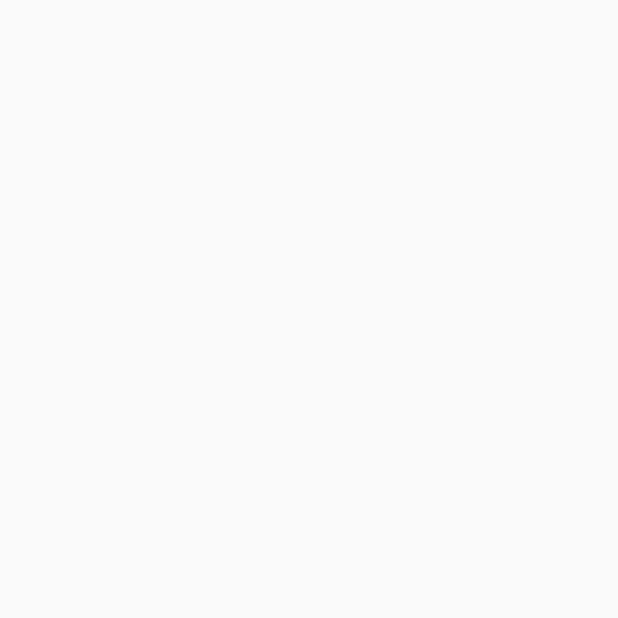
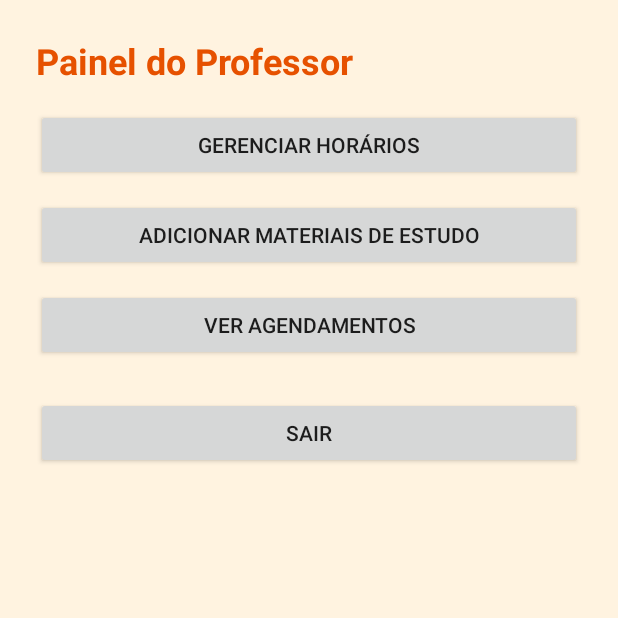
Before and after one commit to GlhermePereira/app-gerenciamento-aulas, an Android app built with Jetpack Compose: the ProfessorActivity screen opened directly, with no data from a screen before it, on a phone screen of 412 x 824 dp, the top half of it. Before the commit the part shown is empty. Run offline under Robolectric (Android 15) with nearby library versions, the phone set to English and light mode, and no system bars; our stand-ins replace Firebase (no records; nobody signed in at launch, a user with empty details on screens opened directly).

```diff
--- a/app/src/main/AndroidManifest.xml
+++ b/app/src/main/AndroidManifest.xml
@@ -14,10 +14,10 @@
         tools:targetApi="31">
         <activity
             android:name=".ProfessorActivity"
-            android:exported="false" />
+            android:exported="true" />
         <activity
             android:name=".AlunoActivity"
-            android:exported="false" />
+            android:exported="true" />
         <activity
             android:name=".TelaAluno"
             android:exported="false" />
--- a/app/src/main/java/br/edu/fatecpg/app_gerenciamento_aulas/ProfessorActivity.kt
+++ b/app/src/main/java/br/edu/fatecpg/app_gerenciamento_aulas/ProfessorActivity.kt
@@ -5,16 +5,24 @@ import androidx.activity.enableEdgeToEdge
 import androidx.appcompat.app.AppCompatActivity
 import androidx.core.view.ViewCompat
 import androidx.core.view.WindowInsetsCompat
+import br.edu.fatecpg.app_gerenciamento_aulas.controller.ProfessorController
+import com.google.firebase.auth.FirebaseAuth
 
 class ProfessorActivity : AppCompatActivity() {
+
+    private lateinit var auth: FirebaseAuth
+    private lateinit var professorId: String
+
     override fun onCreate(savedInstanceState: Bundle?) {
         super.onCreate(savedInstanceState)
-        enableEdgeToEdge()
         setContentView(R.layout.activity_professor)
-        ViewCompat.setOnApplyWindowInsetsListener(findViewById(R.id.main)) { v, insets ->
-            val systemBars = insets.getInsets(WindowInsetsCompat.Type.systemBars())
-            v.setPadding(systemBars.left, systemBars.top, systemBars.right, systemBars.bottom)
-            insets
+
+        auth = FirebaseAuth.getInstance()
+        professorId = auth.currentUser?.uid ?: ""
+
+        // Exemplo de chamada:
+        ProfessorController.listarHorarios(professorId) { horarios ->
+            // atualizar UI
         }
     }
 }
--- /dev/null
+++ b/app/src/main/java/br/edu/fatecpg/app_gerenciamento_aulas/controller/ProfessorController.kt
@@ -0,0 +1,35 @@
+package br.edu.fatecpg.app_gerenciamento_aulas.controller
+
+import br.edu.fatecpg.app_gerenciamento_aulas.dao.AulaDao
+import br.edu.fatecpg.app_gerenciamento_aulas.dao.HorarioDao
+import br.edu.fatecpg.app_gerenciamento_aulas.dao.MaterialDao
+import br.edu.fatecpg.app_gerenciamento_aulas.model.Aula
+import br.edu.fatecpg.app_gerenciamento_aulas.model.Horario
+import br.edu.fatecpg.app_gerenciamento_aulas.model.Material
+
+object ProfessorController {
+    fun adicionarHorario(professorId: String, dataHora: String, onComplete: (Boolean) -> Unit) {
+        val horario = Horario(
+            professorId = professorId,
+            dataHora = dataHora
+        )
+        HorarioDao.adicionar(horario, onComplete)
+    }
+
+    fun listarHorarios(professorId: String, onResult: (List<Horario>) -> Unit) {
+        HorarioDao.listarDoProfessor(professorId, onResult)
+    }
+
+    fun listarAulas(professorId: String, onResult: (List<Aula>) -> Unit) {
+        AulaDao.listarPorProfessor(professorId, onResult)
+    }
+
+    fun enviarMaterial(agendamentoId: String, titulo: String, link: String, onComplete: (Boolean) -> Unit) {
+        val material = Material(
+            agendamentoId = agendamentoId,
+            titulo = titulo,
+            link = link
+        )
+        MaterialDao.enviar(material, onComplete)
+    }
+}
--- /dev/null
+++ b/app/src/main/java/br/edu/fatecpg/app_gerenciamento_aulas/dao/HorarioDao.kt
@@ -0,0 +1,25 @@
+package br.edu.fatecpg.app_gerenciamento_aulas.dao
+
+import br.edu.fatecpg.app_gerenciamento_aulas.model.Horario
+import com.google.firebase.firestore.FirebaseFirestore
+
+object HorarioDao {
+    private val db = FirebaseFirestore.getInstance().collection("horarios")
+
+    fun adicionar(horario: Horario, onComplete: (Boolean) -> Unit) {
+        val doc = db.document()
+        val novoHorario = horario.copy(id = doc.id)
+        doc.set(novoHorario)
+            .addOnSuccessListener { onComplete(true) }
+            .addOnFailureListener { onComplete(false) }
+    }
+
+    fun listarDoProfessor(professorId: String, onResult: (List<Horario>) -> Unit) {
+        db.whereEqualTo("professorId", professorId)
+            .get()
+            .addOnSuccessListener { snapshot ->
+                val lista = snapshot.toObjects(Horario::class.java)
+                onResult(lista)
+            }
+    }
+}
--- a/app/src/main/res/layout/activity_professor.xml
+++ b/app/src/main/res/layout/activity_professor.xml
@@ -1,10 +1,52 @@
 <?xml version="1.0" encoding="utf-8"?>
-<androidx.constraintlayout.widget.ConstraintLayout xmlns:android="http://schemas.android.com/apk/res/android"
-    xmlns:app="http://schemas.android.com/apk/res-auto"
-    xmlns:tools="http://schemas.android.com/tools"
-    android:id="@+id/main"
+<ScrollView
+    xmlns:android="http://schemas.android.com/apk/res/android"
+    android:id="@+id/layoutProfessor"
     android:layout_width="match_parent"
     android:layout_height="match_parent"
-    tools:context=".ProfessorActivity">
+    android:background="#FFF3E0"
+    android:padding="24dp">
 
-</androidx.constraintlayout.widget.ConstraintLayout>
+    <LinearLayout
+        android:layout_width="match_parent"
+        android:layout_height="wrap_content"
+        android:orientation="vertical">
+
+        <TextView
+            android:id="@+id/tvProfessorTitulo"
+            android:layout_width="wrap_content"
+            android:layout_height="wrap_content"
+            android:text="Painel do Professor"
+            android:textSize="24sp"
+            android:textStyle="bold"
+            android:textColor="#E65100"
+            android:layout_marginBottom="16dp" />
+
+        <Button
+            android:id="@+id/btnGerenciarHorarios"
+            android:layout_width="match_parent"
+            android:layout_height="wrap_content"
+            android:text="Gerenciar Horários" />
+
+        <Button
+            android:id="@+id/btnAdicionarMaterial"
+            android:layout_width="match_parent"
+            android:layout_height="wrap_content"
+            android:text="Adicionar Materiais de Estudo"
+            android:layout_marginTop="12dp" />
+
+        <Button
+            android:id="@+id/btnVerAgendamentos"
+            android:layout_width="match_parent"
+            android:layout_height="wrap_content"
+            android:text="Ver Agendamentos"
+            android:layout_marginTop="12dp" />
+
+        <Button
+            android:id="@+id/btnSairProfessor"
+            android:layout_width="match_parent"
+            android:layout_height="wrap_content"
+            android:text="Sair"
+            android:layout_marginTop="24dp" />
+    </LinearLayout>
+</ScrollView>
```
Also changed, not shown: app/src/main/java/br/edu/fatecpg/app_gerenciamento_aulas/AlunoActivity.kt (+77 -8 lines), app/src/main/java/br/edu/fatecpg/app_gerenciamento_aulas/Login.kt (+44 -11 lines), app/src/main/java/br/edu/fatecpg/app_gerenciamento_aulas/controller/AlunoController.kt (added, +26 -0 lines), app/src/main/java/br/edu/fatecpg/app_gerenciamento_aulas/dao/AlunoDao.kt (added, +75 -0 lines), app/src/main/java/br/edu/fatecpg/app_gerenciamento_aulas/dao/AulaDao.kt (added, +17 -0 lines), app/src/main/java/br/edu/fatecpg/app_gerenciamento_aulas/dao/MaterialDao.kt (added, +25 -0 lines), app/src/main/java/br/edu/fatecpg/app_gerenciamento_aulas/model/Agendamento.kt (added, +12 -0 lines), app/src/main/java/br/edu/fatecpg/app_gerenciamento_aulas/model/Aula.kt (added, +9 -0 lines), app/src/main/java/br/edu/fatecpg/app_gerenciamento_aulas/model/Horario.kt (added, +10 -0 lines), app/src/main/java/br/edu/fatecpg/app_gerenciamento_aulas/model/Material.kt (added, +8 -0 lines), app/src/main/res/layout/activity_aluno.xml (+40 -7 lines).
